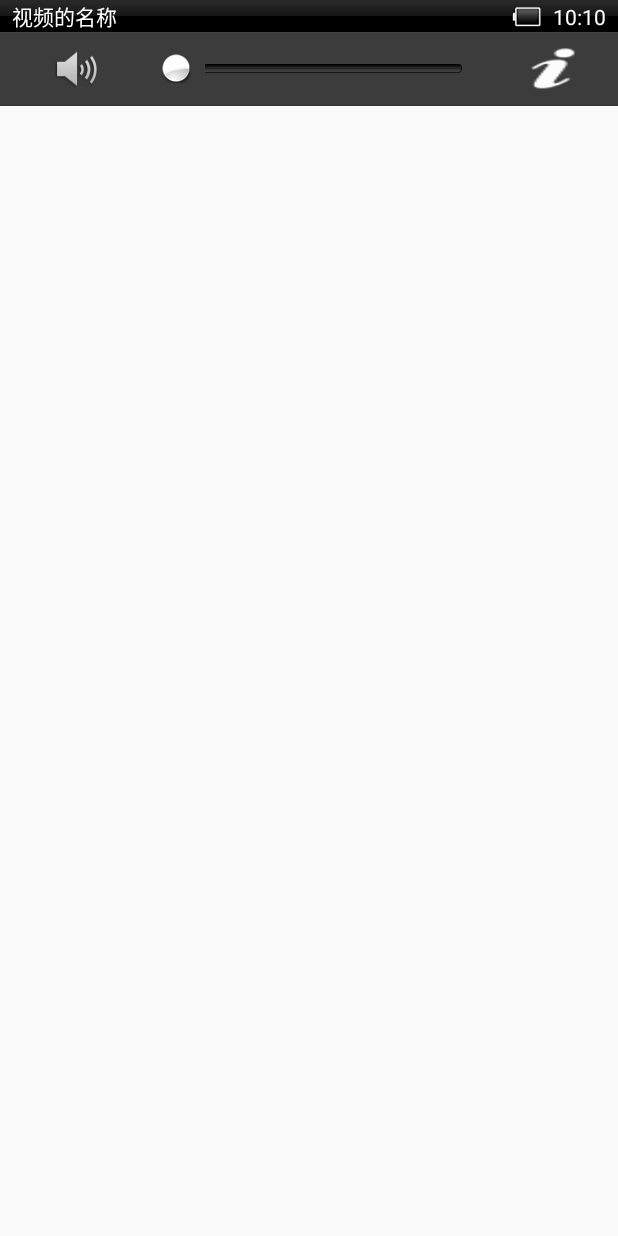
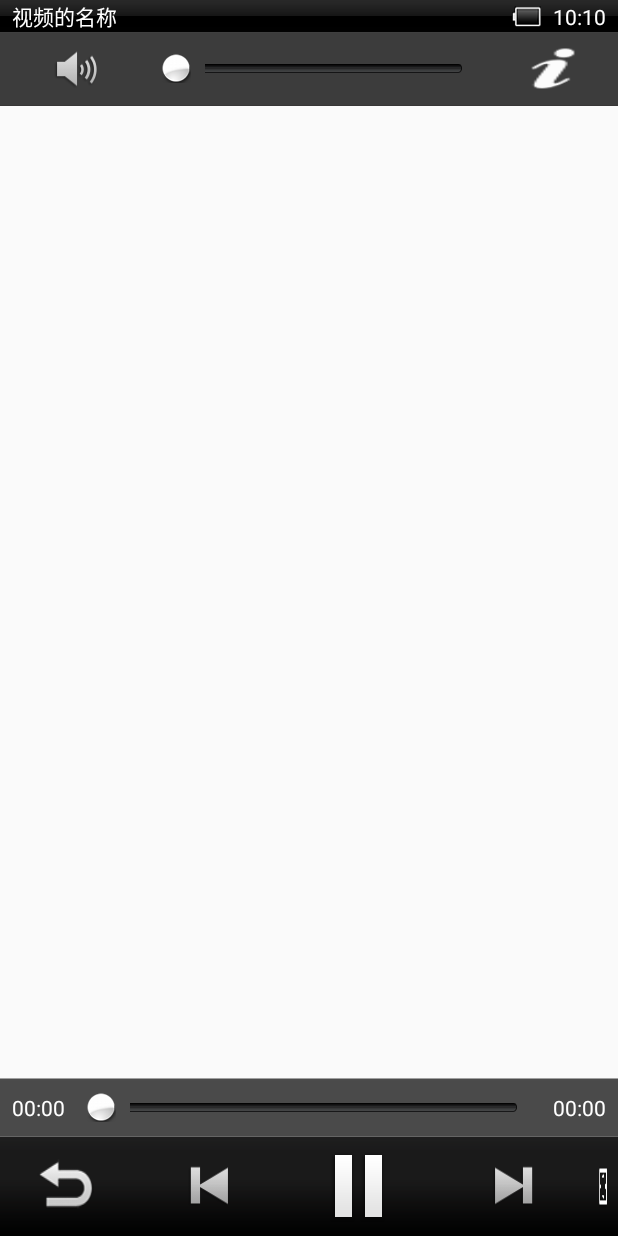
Before and after one commit to xuchengpu/MyMedia, an Android app: the layout mediacontroller.xml on its own in the app's theme, with its tools: preview values and no code run, on a phone screen of 412 x 824 dp. Run offline under Robolectric (Android 15) with nearby library versions, the phone set to English and light mode, and no system bars.

Commit message:
底部控制板搭建完毕

```diff
--- a/settings.gradle
+++ b/settings.gradle
@@ -1 +1 @@
-include ':我的手机影音', '：老师手机影音'
+include ':我的手机影音', '老师手机影音'
--- /dev/null
+++ b/我的手机影音/src/main/res/drawable/btn_exit_selector.xml
@@ -0,0 +1,6 @@
+<?xml version="1.0" encoding="utf-8"?>
+<selector xmlns:android="http://schemas.android.com/apk/res/android">
+    <item android:state_pressed="false" android:drawable="@drawable/btn_exit"/>
+    <item android:state_pressed="true" android:drawable="@drawable/btn_exit_pressed"/>
+
+</selector>
--- /dev/null
+++ b/我的手机影音/src/main/res/drawable/btn_next_selector.xml
@@ -0,0 +1,6 @@
+<?xml version="1.0" encoding="utf-8"?>
+<selector xmlns:android="http://schemas.android.com/apk/res/android">
+    <item android:state_pressed="false" android:drawable="@drawable/btn_next_normal"/>
+    <item android:state_pressed="true" android:drawable="@drawable/btn_next_pressed"/>
+
+</selector>
--- /dev/null
+++ b/我的手机影音/src/main/res/drawable/btn_pause_selector.xml
@@ -0,0 +1,6 @@
+<?xml version="1.0" encoding="utf-8"?>
+<selector xmlns:android="http://schemas.android.com/apk/res/android">
+    <item android:state_pressed="false" android:drawable="@drawable/btn_pause_normal"/>
+    <item android:state_pressed="true" android:drawable="@drawable/btn_pause_pressed"/>
+
+</selector>
--- /dev/null
+++ b/我的手机影音/src/main/res/drawable/btn_pre_selector.xml
@@ -0,0 +1,6 @@
+<?xml version="1.0" encoding="utf-8"?>
+<selector xmlns:android="http://schemas.android.com/apk/res/android">
+    <item android:state_pressed="false" android:drawable="@drawable/btn_pre_normal"/>
+    <item android:state_pressed="true" android:drawable="@drawable/btn_pre_pressed"/>
+
+</selector>
--- /dev/null
+++ b/我的手机影音/src/main/res/drawable/btn_screen_default_selector.xml
@@ -0,0 +1,6 @@
+<?xml version="1.0" encoding="utf-8"?>
+<selector xmlns:android="http://schemas.android.com/apk/res/android">
+    <item android:state_pressed="false" android:drawable="@drawable/btn_default_screen_normal"/>
+    <item android:state_pressed="true" android:drawable="@drawable/btn_default_screen_pressed"/>
+
+</selector>
--- /dev/null
+++ b/我的手机影音/src/main/res/drawable/btn_screen_full_selector.xml
@@ -0,0 +1,6 @@
+<?xml version="1.0" encoding="utf-8"?>
+<selector xmlns:android="http://schemas.android.com/apk/res/android">
+    <item android:state_pressed="false" android:drawable="@drawable/btn_full_screen_normal"/>
+    <item android:state_pressed="true" android:drawable="@drawable/btn_full_screen_pressed"/>
+
+</selector>
--- /dev/null
+++ b/我的手机影音/src/main/res/drawable/btn_start_selector.xml
@@ -0,0 +1,6 @@
+<?xml version="1.0" encoding="utf-8"?>
+<selector xmlns:android="http://schemas.android.com/apk/res/android">
+    <item android:state_pressed="false" android:drawable="@drawable/btn_play_normal"/>
+    <item android:state_pressed="true" android:drawable="@drawable/btn_play_pressed"/>
+
+</selector>
--- a/我的手机影音/src/main/res/layout/fragment_local_video.xml
+++ b/我的手机影音/src/main/res/layout/fragment_local_video.xml
@@ -5,7 +5,6 @@
     <ListView
         android:id="@+id/listview"
         android:layout_width="match_parent"
-        android:divider="@null"
         android:layout_height="match_parent"></ListView>
     <TextView
         android:layout_width="wrap_content"
--- a/我的手机影音/src/main/res/layout/mediacontroller.xml
+++ b/我的手机影音/src/main/res/layout/mediacontroller.xml
@@ -78,15 +78,96 @@
 
         </LinearLayout>
 
-
     </LinearLayout>
-
-
     <LinearLayout
         android:id="@+id/ll_bottom"
         android:layout_width="match_parent"
         android:layout_height="wrap_content"
-        android:orientation="vertical"></LinearLayout>
+        android:layout_alignParentBottom="true"
+        android:orientation="vertical">
+        <LinearLayout
+            android:layout_width="match_parent"
+            android:layout_height="wrap_content"
+            android:background="@drawable/bg_player_bottom_seekbar"
+            android:orientation="horizontal"
+            android:gravity="center">
+
+            <TextView
+                android:id="@+id/tv_currenttime"
+                android:gravity="center"
+                android:layout_marginLeft="8dp"
+                android:layout_width="wrap_content"
+                android:layout_height="wrap_content"
+                android:text="00:00"
+                android:textColor="@android:color/white"/>
+
+            <SeekBar
+
+                android:id="@+id/seekbar_video"
+                android:layout_marginLeft="8dp"
+                android:layout_width="wrap_content"
+                android:layout_height="wrap_content"
+                android:layout_weight="1"
+                android:maxHeight="6dp"
+                android:minHeight="6dp"
+                android:progressDrawable="@drawable/progress_horizontal"
+                android:thumb="@drawable/progress_thumb" />
+
+            <TextView
+                android:gravity="center"
+                android:layout_marginLeft="8dp"
+                android:layout_marginRight="8dp"
+                android:textColor="@android:color/white"
+                android:text="00:00"
+                android:id="@+id/tv_duration"
+                android:layout_width="wrap_content"
+                android:layout_height="wrap_content"
+                 />
+
+        </LinearLayout>
+        <LinearLayout
+            android:layout_width="match_parent"
+            android:layout_height="wrap_content"
+            android:background="@drawable/bg_player_bottom_control"
+            android:gravity="center"
+            android:orientation="horizontal">
+
+
+            <Button
+                android:id="@+id/btn_exit"
+                android:layout_width="wrap_content"
+                android:layout_height="wrap_content"
+                android:background="@drawable/btn_exit_selector" />
+
+            <Button
+                android:id="@+id/btn_pre"
+                android:layout_width="wrap_content"
+                android:layout_height="wrap_content"
+                android:background="@drawable/btn_pre_selector" />
+
+            <Button
+                android:id="@+id/btn_start_pause"
+                android:layout_width="wrap_content"
+                android:layout_height="wrap_content"
+                android:background="@drawable/btn_pause_selector" />
+
+            <Button
+                android:id="@+id/btn_next"
+                android:layout_width="wrap_content"
+                android:layout_height="wrap_content"
+                android:background="@drawable/btn_next_selector" />
+
+            <Button
+                android:id="@+id/btn_swich_screen"
+                android:layout_width="wrap_content"
+                android:layout_height="wrap_content"
+                android:background="@drawable/btn_screen_full_selector" />
+
+
+        </LinearLayout>
+    </LinearLayout>
+
+
 
 
 </RelativeLayout>
```
Also changed, not shown: 我的手机影音/src/main/java/com/xuchengpu/myproject/myproject/activity/SystemVideoPlayer.java (+89 -8 lines).
